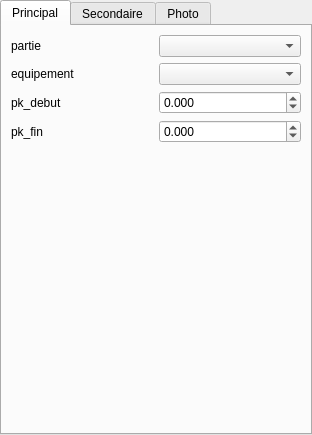
Qt form Lamia/toolprepro/vnf/lamiavnf_equipement_tool_ui.ui (Artelia/Lamia) before a commit.
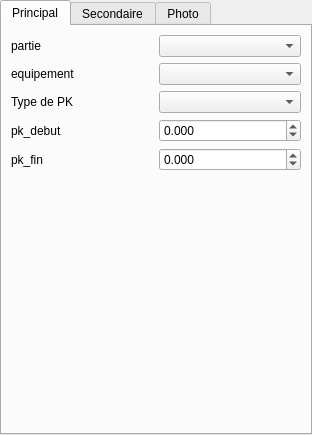
The same form after that commit.

```diff
--- a/Lamia/toolprepro/vnf/lamiavnf_equipement_tool_ui.ui
+++ b/Lamia/toolprepro/vnf/lamiavnf_equipement_tool_ui.ui
@@ -100,6 +100,16 @@
          </property>
         </widget>
        </item>
+       <item row="3" column="0">
+        <widget class="QLabel" name="label_2">
+         <property name="text">
+          <string>Type de PK</string>
+         </property>
+        </widget>
+       </item>
+       <item row="3" column="1">
+        <widget class="QComboBox" name="comboBox_typepk"/>
+       </item>
       </layout>
      </widget>
      <widget class="QWidget" name="tab_2">
```
